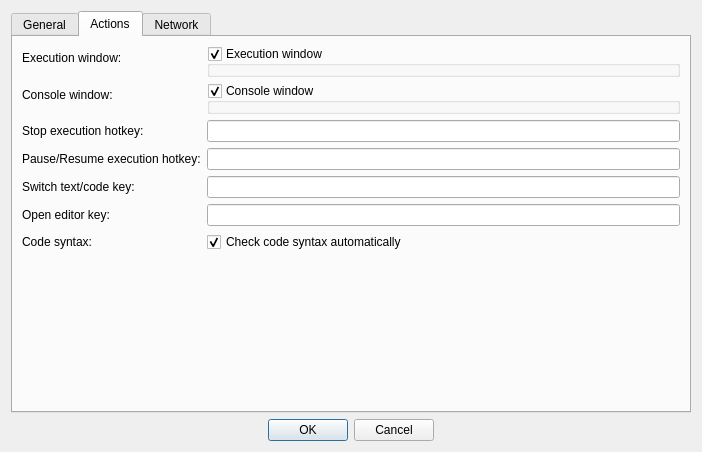
First picture: the form in gui/settingsdialog.ui, repository Jmgr/actiona, before the edit.
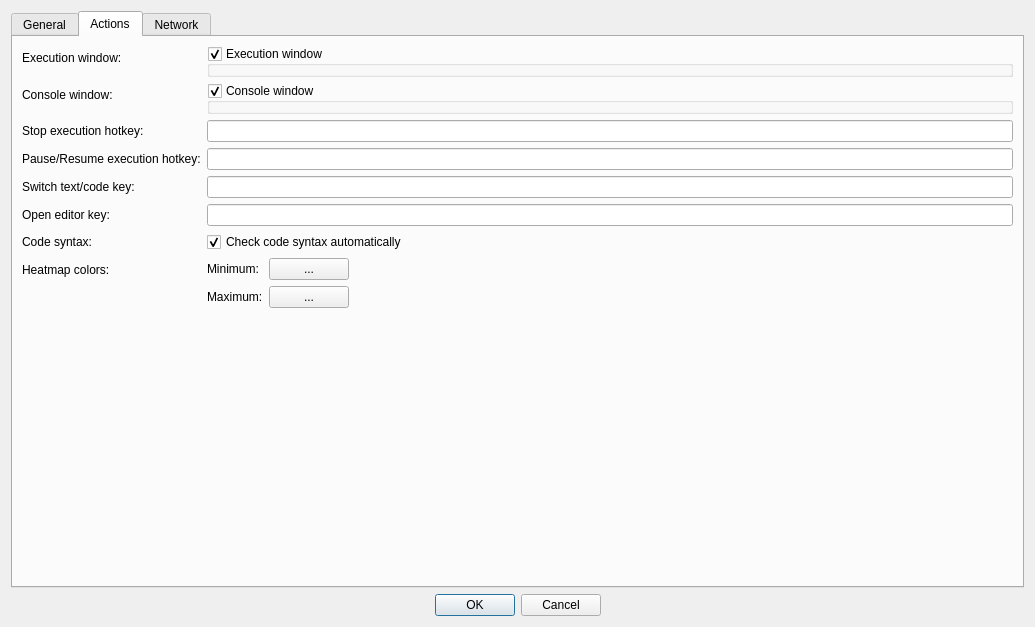
Second picture: the form after the edit. The open tabs and pages were chosen to show the change. Icons and pictures are not drawn. Custom widgets are drawn as their Qt base class.

Commit message: Added a heatmap to show how many times actions where executed

Patch:
```diff
--- a/gui/settingsdialog.ui
+++ b/gui/settingsdialog.ui
@@ -6,8 +6,8 @@
    <rect>
     <x>0</x>
     <y>0</y>
-    <width>702</width>
-    <height>452</height>
+    <width>1035</width>
+    <height>627</height>
    </rect>
   </property>
   <property name="windowTitle">
@@ -21,7 +21,7 @@
    <item>
     <widget class="QTabWidget" name="settingsTab">
      <property name="currentIndex">
-      <number>0</number>
+      <number>1</number>
      </property>
      <widget class="QWidget" name="generalTab">
       <attribute name="icon">
@@ -253,6 +253,13 @@
          </item>
         </layout>
        </item>
+       <item row="1" column="0">
+        <widget class="QLabel" name="label_11">
+         <property name="text">
+          <string>Console window:</string>
+         </property>
+        </widget>
+       </item>
        <item row="1" column="1">
         <layout class="QVBoxLayout" name="verticalLayout_5">
          <item>
@@ -297,6 +304,16 @@
        <item row="3" column="1">
         <widget class="SettingsKeyEdit" name="stopExecutionHotkey"/>
        </item>
+       <item row="4" column="0">
+        <widget class="QLabel" name="label_7">
+         <property name="text">
+          <string>Pause/Resume execution hotkey:</string>
+         </property>
+        </widget>
+       </item>
+       <item row="4" column="1">
+        <widget class="SettingsKeyEdit" name="pauseExecutionHotkey"/>
+       </item>
        <item row="5" column="0">
         <widget class="QLabel" name="label_19">
          <property name="text">
@@ -334,22 +351,56 @@
          </property>
         </widget>
        </item>
-       <item row="1" column="0">
-        <widget class="QLabel" name="label_11">
+       <item row="8" column="0">
+        <widget class="QLabel" name="label_16">
          <property name="text">
-          <string>Console window:</string>
+          <string>Heatmap colors:</string>
          </property>
         </widget>
        </item>
-       <item row="4" column="0">
-        <widget class="QLabel" name="label_7">
-         <property name="text">
-          <string>Pause/Resume execution hotkey:</string>
-         </property>
-        </widget>
-       </item>
-       <item row="4" column="1">
-        <widget class="SettingsKeyEdit" name="pauseExecutionHotkey"/>
+       <item row="8" column="1">
+        <layout class="QFormLayout" name="formLayout_5">
+         <item row="0" column="0">
+          <widget class="QLabel" name="label_21">
+           <property name="text">
+            <string>Minimum:</string>
+           </property>
+          </widget>
+         </item>
+         <item row="0" column="1">
+          <widget class="ColorPickerPushButton" name="heatmapMinColorPushButton">
+           <property name="sizePolicy">
+            <sizepolicy hsizetype="Maximum" vsizetype="Fixed">
+             <horstretch>0</horstretch>
+             <verstretch>0</verstretch>
+            </sizepolicy>
+           </property>
+           <property name="text">
+            <string>...</string>
+           </property>
+          </widget>
+         </item>
+         <item row="1" column="0">
+          <widget class="QLabel" name="label_22">
+           <property name="text">
+            <string>Maximum:</string>
+           </property>
+          </widget>
+         </item>
+         <item row="1" column="1">
+          <widget class="ColorPickerPushButton" name="heatmapMaxColorPushButton">
+           <property name="sizePolicy">
+            <sizepolicy hsizetype="Maximum" vsizetype="Fixed">
+             <horstretch>0</horstretch>
+             <verstretch>0</verstretch>
+            </sizepolicy>
+           </property>
+           <property name="text">
+            <string>...</string>
+           </property>
+          </widget>
+         </item>
+        </layout>
        </item>
       </layout>
      </widget>
@@ -559,6 +610,11 @@
    <header location="global">screenpositionwidget.h</header>
    <container>1</container>
   </customwidget>
+  <customwidget>
+   <class>ColorPickerPushButton</class>
+   <extends>QPushButton</extends>
+   <header>colorpickerpushbutton.h</header>
+  </customwidget>
  </customwidgets>
  <resources>
   <include location="gui.qrc"/>
```
The commit also changes 14 other files.
